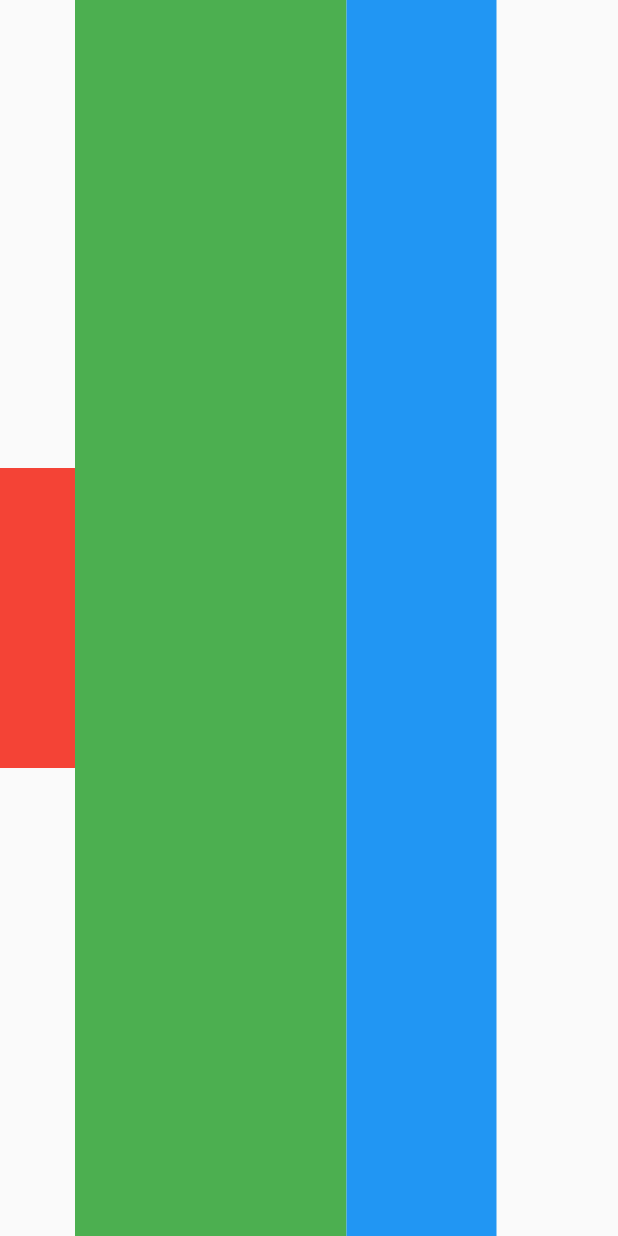
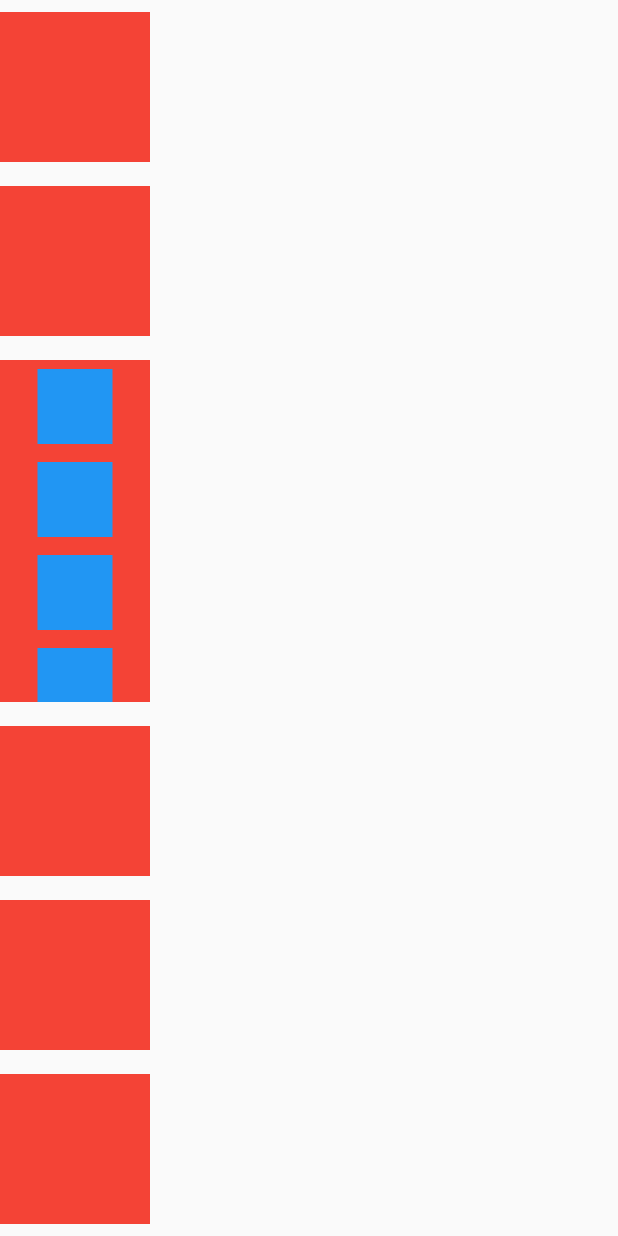
Before and after one commit to GraceMJE/practice_flutter_layout_raito, a Flutter app: the screen it shows after launch, on a phone screen of 412 x 824 dp. Run offline on Flutter 3.47's test engine with Material 2 defaults, Android fonts, the phone set to English and light mode, and no system bars.

Commit message:
Expanded 위젯으로 감싼 Container내부에 scrollView 설정한 결과물

```diff
--- a/lib/main.dart
+++ b/lib/main.dart
@@ -16,19 +16,52 @@ class Body extends StatelessWidget {
 
   @override
   Widget build(BuildContext context) {
-    return Row(
+    return Column(
       children: [
-        Container(width: 50, height: 200, color: Colors.red,),
-        Expanded(child: Container(color: Colors.green, width: 100,),),
-        Flexible(flex: 1, child: Container(color: Colors.blue, width: 100,)),
-        // Flexible(flex: 1, child: Container(color: Colors.red, )),
-        // Flexible(flex: 2, child: Container(color: Colors.blue, )),
-        // Flexible(flex: 3, child: Container(color: Colors.green, )),
-        // Flexible(flex: 4, child: Container(color: Colors.yellow, )),
-        // Flexible 차지할 수 있는 공간의 최대 한도 차지
-        // flex 키워드로 비율 조정 가능!
-        // Flexible은 내부객체 설정값에 영향 받음
-        // Expanded는 내부객체 설정값에 영향 X
+        Container(width: 100, height: 100,
+          color: Colors.red,
+          margin: const EdgeInsets.symmetric(vertical: 8),),
+        // Expanded(child: Container(color: Colors.blue,)),
+        // Expanded; 높이가 명시적으로 정해지지 않은 widget
+        Container(width: 100, height: 100,
+          color: Colors.red,
+          margin: const EdgeInsets.symmetric(vertical: 8),),
+        Expanded(
+          child: Container(width: 100, height: 100,
+            color: Colors.red,
+            margin: const EdgeInsets.symmetric(vertical: 8),
+            child: SingleChildScrollView(
+              child: Column(
+                children: [
+                  Container(color: Colors.blue,
+                    height: 50, width: 50,
+                    margin: const EdgeInsets.symmetric(vertical: 6),),
+                  Container(color: Colors.blue,
+                    height: 50, width: 50,
+                    margin: const EdgeInsets.symmetric(vertical: 6),),
+                  Container(color: Colors.blue,
+                    height: 50, width: 50,
+                    margin: const EdgeInsets.symmetric(vertical: 6),),
+                  Container(color: Colors.blue,
+                    height: 50, width: 50,
+                    margin: const EdgeInsets.symmetric(vertical: 6),),
+                  Container(color: Colors.blue,
+                    height: 50, width: 50,
+                    margin: const EdgeInsets.symmetric(vertical: 6),),
+                ],
+              ),
+            ),
+          ),
+        ),
+        Container(width: 100, height: 100,
+          color: Colors.red,
+          margin: const EdgeInsets.symmetric(vertical: 8),),
+        Container(width: 100, height: 100,
+          color: Colors.red,
+          margin: const EdgeInsets.symmetric(vertical: 8),),
+        Container(width: 100, height: 100,
+          color: Colors.red,
+          margin: const EdgeInsets.symmetric(vertical: 8),),
       ],
     );
   }
```
